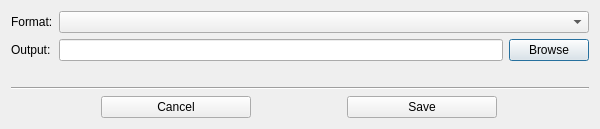
The window that WMVx/Export3dDialog.ui (Frostshake/WMVx) describes before a commit, drawn with Qt 5.
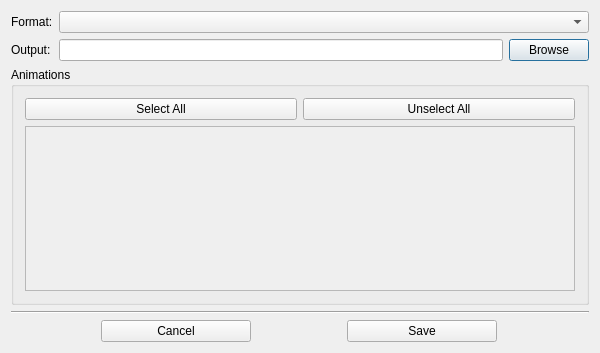
The same window after the commit.

Commit message: listing animations in export dialog

The edit to the form file:
```diff
--- a/WMVx/Export3dDialog.ui
+++ b/WMVx/Export3dDialog.ui
@@ -7,7 +7,7 @@
     <x>0</x>
     <y>0</y>
     <width>600</width>
-    <height>129</height>
+    <height>353</height>
    </rect>
   </property>
   <property name="windowTitle">
@@ -53,17 +53,55 @@
     </layout>
    </item>
    <item>
-    <spacer name="verticalSpacer">
-     <property name="orientation">
-      <enum>Qt::Vertical</enum>
-     </property>
-     <property name="sizeHint" stdset="0">
+    <widget class="QGroupBox" name="groupBoxAnimations">
+     <property name="minimumSize">
       <size>
-       <width>20</width>
-       <height>40</height>
+       <width>0</width>
+       <height>50</height>
       </size>
      </property>
-    </spacer>
+     <property name="title">
+      <string>Animations</string>
+     </property>
+     <layout class="QVBoxLayout" name="verticalLayout_2">
+      <item>
+       <layout class="QHBoxLayout" name="horizontalLayout_3">
+        <item>
+         <widget class="QPushButton" name="pushButtonSelect">
+          <property name="text">
+           <string>Select All</string>
+          </property>
+         </widget>
+        </item>
+        <item>
+         <widget class="QPushButton" name="pushButtonUnselected">
+          <property name="text">
+           <string>Unselect All</string>
+          </property>
+         </widget>
+        </item>
+       </layout>
+      </item>
+      <item>
+       <widget class="QScrollArea" name="scrollAreaAnimations">
+        <property name="widgetResizable">
+         <bool>true</bool>
+        </property>
+        <widget class="QWidget" name="scrollAreaWidgetContents">
+         <property name="geometry">
+          <rect>
+           <x>0</x>
+           <y>0</y>
+           <width>560</width>
+           <height>162</height>
+          </rect>
+         </property>
+         <layout class="QVBoxLayout" name="verticalLayout_3"/>
+        </widget>
+       </widget>
+      </item>
+     </layout>
+    </widget>
    </item>
    <item>
     <widget class="Line" name="line">
```
The commit also changes 9 other files.
